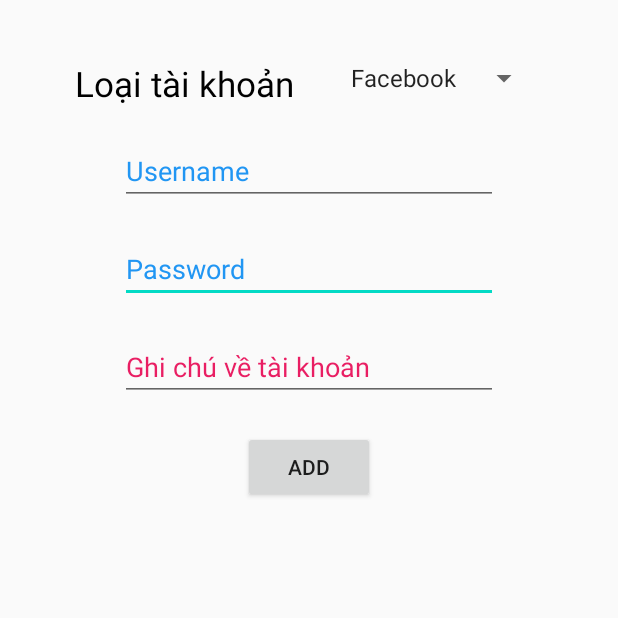
After one commit to nguyenchien1912/AndroidKnowledge, an Android app: the InternalStorage screen opened directly, with no data from a screen before it, on a phone screen of 412 x 824 dp, the top half of it. The commit adds this screen. Run offline under Robolectric (Android 15) with nearby library versions, the phone set to English and light mode, and no system bars; our stand-ins replace ButterKnife.

Commit message:
update Internal Storage

```diff
--- a/app/src/main/AndroidManifest.xml
+++ b/app/src/main/AndroidManifest.xml
@@ -23,7 +23,9 @@
 
         <activity android:name=".NotificationWindow.CreatNotification"/>
         <activity android:name=".NotificationWindow.Information"/>
-        <activity android:name=".NotificationWindow.Login"/>
+        <activity
+            android:name=".NotificationWindow.Login"
+            android:windowSoftInputMode="stateVisible|adjustResize"/>
 
         <activity android:name=".ListView.ListView1"/>
         <activity android:name=".CustomListView.ProductActivity"/>
@@ -48,6 +50,8 @@
             android:name=".Intent.DataActivity"
             android:windowSoftInputMode="stateVisible|adjustResize"/>
 
+        <activity android:name=".SaveData.InternalStorage"/>
+
     </application>
 
 </manifest>
--- a/app/src/main/java/com/example/androidknowledge/BaseActivity.java
+++ b/app/src/main/java/com/example/androidknowledge/BaseActivity.java
@@ -31,6 +31,7 @@ public abstract class BaseActivity extends AppCompatActivity {
     protected abstract void populateData();
     protected void HideTitle()
     {
+        // ẩn Title
         ActionBar actionBar = getSupportActionBar();
         actionBar.hide();
     }
--- /dev/null
+++ b/app/src/main/java/com/example/androidknowledge/SaveData/InternalStorage.java
@@ -0,0 +1,199 @@
+package com.example.androidknowledge.SaveData;
+
+import android.app.AlertDialog;
+import android.content.Context;
+import android.content.DialogInterface;
+import android.view.View;
+import android.widget.AdapterView;
+import android.widget.ArrayAdapter;
+import android.widget.Button;
+import android.widget.EditText;
+import android.widget.ListView;
+import android.widget.Spinner;
+import android.widget.Toast;
+
+import com.example.androidknowledge.BaseActivity;
+import com.example.androidknowledge.R;
+
+import java.io.BufferedReader;
+import java.io.FileInputStream;
+import java.io.FileOutputStream;
+import java.io.InputStreamReader;
+import java.util.ArrayList;
+
+import butterknife.BindView;
+
+public class InternalStorage extends BaseActivity {
+
+    @BindView(R.id.spinner_account)
+    Spinner spinner;
+
+    @BindView(R.id.user_account)
+    EditText user;
+
+    @BindView(R.id.pass_account)
+    EditText pass;
+
+    @BindView(R.id.note_account)
+    EditText note;
+
+    @BindView(R.id.add_account)
+    Button add;
+
+    @BindView(R.id.lv_account)
+    ListView lv_account;
+
+    private String filename = "account.txt";
+    private String[] account_type = {"Facebook","Google","khác"};
+    private ArrayList<String> arrAccount = new ArrayList<>();
+    @Override
+    protected int getLayoutRes() {
+        return R.layout.activity_save_data;
+    }
+
+    @Override
+    protected void setupListener() {
+
+        setSpinner();
+        addAccount();
+
+    }
+
+    @Override
+    protected void populateData() {
+        HideTitle();
+    }
+
+    private void setSpinner()
+    {
+        ArrayAdapter<String> arrayAdapter = new ArrayAdapter<String>(this,android.R.layout.simple_spinner_item,account_type);
+
+        arrayAdapter.setDropDownViewResource(android.R.layout.simple_list_item_single_choice);
+        spinner.setAdapter(arrayAdapter);
+        readData();
+    }
+
+    private void addAccount()
+    {
+        add.setOnClickListener(new View.OnClickListener() {
+            @Override
+            public void onClick(View v) {
+
+                AccountPerson accountPerson = new AccountPerson(spinner.getSelectedItem().toString() + "  " +note.getText().toString(),user.getText().toString(),pass.getText().toString());
+                arrAccount.add(accountPerson.toString());
+                setLv_account();
+                String s = accountPerson + "\n";
+                writeData(s);
+            }
+        });
+
+    }
+    private void setLv_account()
+    {
+        ArrayAdapter adapter= new ArrayAdapter(InternalStorage.this,android.R.layout.simple_expandable_list_item_1,arrAccount);
+        deleteAccount();
+        lv_account.setAdapter(adapter);
+        adapter.notifyDataSetChanged();
+
+    }
+
+    private void deleteAccount() {
+        lv_account.setOnItemLongClickListener(new AdapterView.OnItemLongClickListener() {
+            @Override
+            public boolean onItemLongClick(AdapterView<?> parent, View view, int position, long id) {
+                dialogDelete(position);
+                return false;
+            }
+        });
+    }
+
+    private void dialogDelete(int position) {
+        final AlertDialog.Builder builder = new AlertDialog.Builder(InternalStorage.this);
+        builder.setTitle("You are delete account?");
+
+        builder.setPositiveButton("YES", new DialogInterface.OnClickListener() {
+            @Override
+            public void onClick(DialogInterface dialog, int which) {
+                arrAccount.remove(position);
+                setLv_account();
+                ghidedata(arrAccount);
+            }
+        });
+        builder.setNegativeButton("NO", new DialogInterface.OnClickListener() {
+            @Override
+            public void onClick(DialogInterface dialog, int which) {
+                dialog.dismiss();
+            }
+        });
+        AlertDialog dialog = builder.create();
+        dialog.setCanceledOnTouchOutside(false);
+        dialog.show();
+    }
+
+    private void writeData(String s)
+    {
+
+        FileOutputStream outputStream = null;
+        try {
+            outputStream = openFileOutput(filename, Context.MODE_APPEND);
+            outputStream.write(s.getBytes());
+            outputStream.close();
+            Toast.makeText(this,"save data successfully",Toast.LENGTH_LONG).show();
+        } catch (Exception e)
+        {
+            e.printStackTrace();
+        }
+
+    }
+    private void ghidedata(ArrayList<String> arrAccount)
+    {
+        FileOutputStream outputStream = null;
+        try {
+            outputStream = openFileOutput(filename, Context.MODE_PRIVATE);
+            int t = arrAccount.size();
+            for(int i=0;i<t;i++)
+            {
+                outputStream.write(arrAccount.get(i).getBytes());
+                outputStream.write("\n".getBytes());
+            }
+            outputStream.close();
+            Toast.makeText(this,"save data successfully",Toast.LENGTH_LONG).show();
+        } catch (Exception e)
+        {
+            e.printStackTrace();
+        }
+
+    }
+
+    private void readData()
+    {
+        try {
+            FileInputStream in = this.openFileInput(filename);
+
+            BufferedReader br= new BufferedReader(new InputStreamReader(in));
+
+            StringBuffer buffer = new StringBuffer();
+            String line = null;
+            String acc="";
+            int i =1;
+            while((line= br.readLine())!= null)  {
+                buffer.append(line).append("\n");
+                if(i%3!=0)
+                {
+                    acc += line + "\n";
+                }
+                else {
+
+                    acc += line ;
+                    arrAccount.add(acc);
+                    acc = "";
+                }
+                i++;
+            }
+//            buffer.toString() chính là chuỗi String thu đc toàn bộ từ file
+            setLv_account();
+        } catch (Exception e) {
+            Toast.makeText(this,"Error:"+ e.getMessage(),Toast.LENGTH_SHORT).show();
+        }
+    }
+}
--- /dev/null
+++ b/app/src/main/res/layout/activity_save_data.xml
@@ -0,0 +1,83 @@
+<?xml version="1.0" encoding="utf-8"?>
+<RelativeLayout
+    android:layout_width="match_parent"
+    android:layout_height="match_parent"
+    xmlns:android="http://schemas.android.com/apk/res/android">
+
+    <TextView
+        android:id="@+id/loaitaikhoan"
+        android:layout_width="wrap_content"
+        android:layout_height="wrap_content"
+        android:layout_alignParentTop="true"
+        android:layout_marginTop="40dp"
+        android:layout_alignParentStart="true"
+        android:layout_marginStart="50dp"
+        android:text="Loại tài khoản"
+        android:textColor="#000"
+        android:textSize="23sp" />
+
+    <Spinner
+        android:id="@+id/spinner_account"
+        android:layout_width="wrap_content"
+        android:layout_height="wrap_content"
+        android:layout_alignParentTop="true"
+        android:layout_marginStart="30dp"
+        android:layout_marginTop="40dp"
+        android:layout_toEndOf="@+id/loaitaikhoan" />
+    <Button
+        android:id="@+id/add_account"
+        android:text="add"
+        android:layout_centerHorizontal="true"
+        android:layout_below="@+id/note_account"
+        android:layout_marginTop="20dp"
+        android:layout_width="wrap_content"
+        android:layout_height="wrap_content"/>
+
+
+    <EditText
+        android:id="@+id/pass_account"
+        android:layout_alignParentStart="true"
+        android:layout_alignParentEnd="true"
+        android:layout_marginEnd="80dp"
+        android:layout_marginStart="80dp"
+        android:layout_width="wrap_content"
+        android:layout_height="wrap_content"
+        android:inputType="textPassword"
+        android:hint="Password"
+        android:textColorHint="#2196F3"
+        android:layout_below="@+id/user_account"
+        android:layout_marginTop="20dp" />
+    <EditText
+        android:id="@+id/user_account"
+        android:layout_alignParentStart="true"
+        android:layout_alignParentEnd="true"
+        android:layout_marginEnd="80dp"
+        android:layout_marginStart="80dp"
+        android:layout_width="wrap_content"
+        android:layout_height="wrap_content"
+        android:inputType="text"
+        android:hint="Username"
+        android:textColorHint="#2196F3"
+        android:layout_below="@+id/loaitaikhoan"
+        android:layout_marginTop="20dp" />
+    <EditText
+        android:id="@+id/note_account"
+        android:layout_alignParentStart="true"
+        android:layout_alignParentEnd="true"
+        android:layout_marginEnd="80dp"
+        android:layout_marginStart="80dp"
+        android:layout_width="wrap_content"
+        android:layout_height="wrap_content"
+        android:inputType="text"
+        android:textColorHint="#E91E63"
+        android:hint="Ghi chú về tài khoản"
+        android:layout_below="@+id/pass_account"
+        android:layout_marginTop="20dp" />
+    <ListView
+        android:id="@+id/lv_account"
+        android:layout_below="@+id/add_account"
+        android:layout_marginTop="20dp"
+        android:layout_alignParentStart="true"
+        android:layout_width="match_parent"
+        android:layout_height="wrap_content"/>
+</RelativeLayout>
--- a/build.gradle
+++ b/build.gradle
@@ -8,7 +8,7 @@ buildscript {
 
     }
     dependencies {
-        classpath 'com.android.tools.build:gradle:3.6.0-rc01'
+        classpath 'com.android.tools.build:gradle:3.6.0-rc02'
 
 
         // NOTE: Do not place your application dependencies here; they belong
```
Also changed, not shown: app/src/main/java/com/example/androidknowledge/MainActivity.java (+24 -8 lines), app/src/main/java/com/example/androidknowledge/NotificationWindow/Login.java (+17 -13 lines), app/src/main/java/com/example/androidknowledge/SaveData/AccountPerson.java (added, +45 -0 lines), app/src/main/res/layout/activity_main.xml (+10 -0 lines), app/src/main/res/layout/login.xml (+14 -5 lines).
